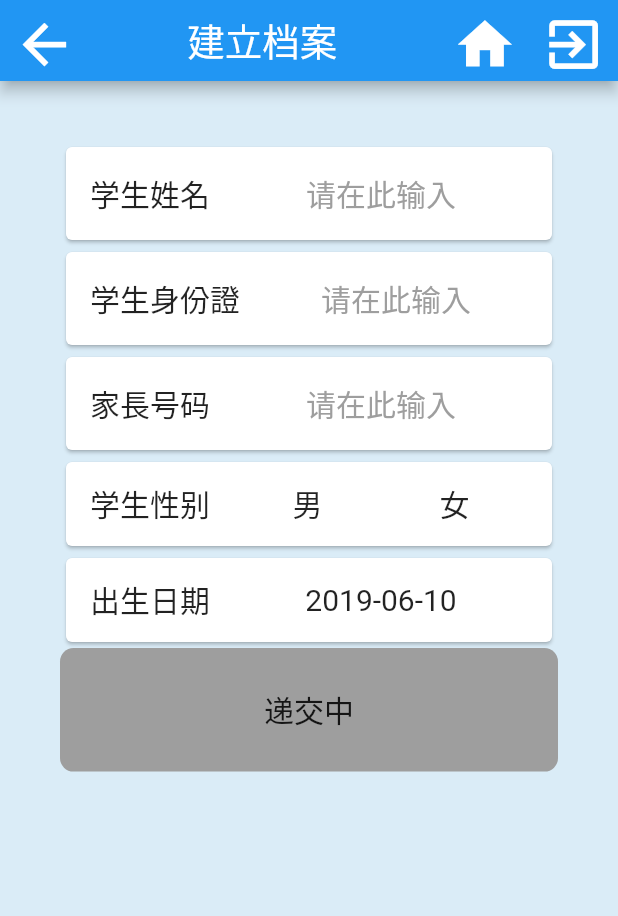
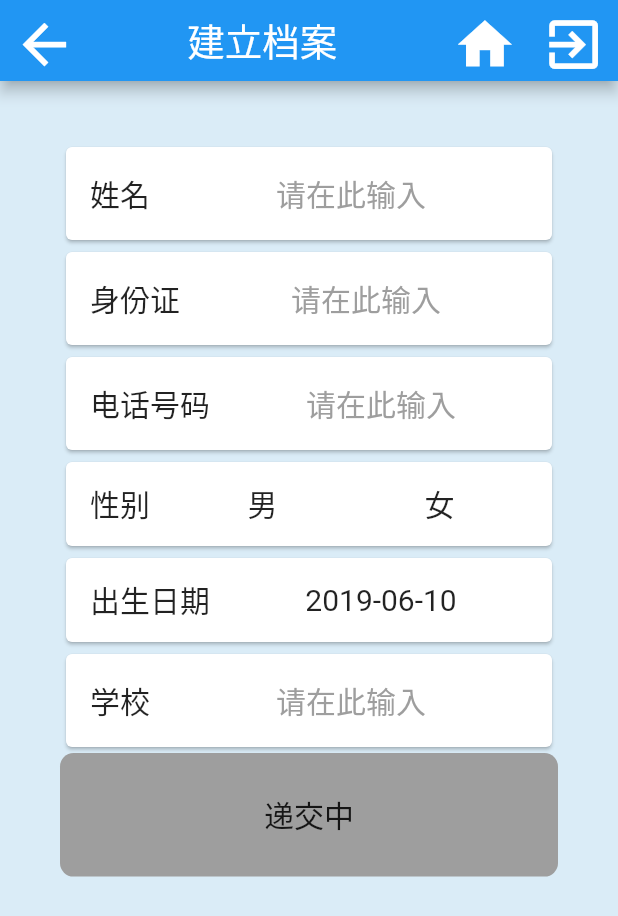
Before and after one commit to BoscoTin/Sight-app, a Flutter app: the Register screen opened by its route, after a tap on "确认", on a phone screen of 412 x 824 dp. Shown: the top 916 px of the screen. Run offline on Flutter 3.47's test engine with Material 2 defaults, Android fonts, the phone set to English and light mode, and no system bars; network calls fail.

Commit message:
Wait for test in new schema sight server

```diff
--- a/lib/Model/CheckInfo.dart
+++ b/lib/Model/CheckInfo.dart
@@ -3,11 +3,11 @@ import 'dart:async';
 import 'dart:convert';
 import 'package:myapp/Utilities/Constant.dart';
 
-Future<CheckInfo> getCheckInfo(bool isLeft, String patientName, String dateOfBirth) async{
+Future<CheckInfo> getCheckInfo(bool isLeft, String patientID) async{
 
   try {
     final response = await http.get(
-        '${Constants.URL_RECORD}?patientName=${patientName}&patientBirth=${dateOfBirth}',
+        '${Constants.URL_RECORD}?patientIDCard=${patientID}',
         headers: {"Accept": "application/json"});
 
     if (response.statusCode == 200) {
--- a/lib/Model/PatientInfo.dart
+++ b/lib/Model/PatientInfo.dart
@@ -4,10 +4,10 @@ import 'dart:convert';
 import 'package:myapp/Utilities/Constant.dart';
 
 Future<PatientInfo> createPatientInfo(Map body) async{
-  print(body);
-
   try{
     return http.post(Constants.URL_STU, body: body).then((http.Response response){
+      print(json.decode(response.body));
+
       final int statusCode = response.statusCode;
 
       if (statusCode < 200 || statusCode >= 400 || json == null){
@@ -23,31 +23,34 @@ Future<PatientInfo> createPatientInfo(Map body) async{
 }
 
 class PatientInfo{
-  final String studentName;
-  final String parentNumber;
-  final String studentSex;
-  final String studentBirth;
-  final String studentIDCard;
+  final String name;
+  final String phoneNumber;
+  final String sex;
+  final String birth;
+  final String id;
+  final String school;
 
-  PatientInfo({this.studentName, this.studentIDCard, this.parentNumber, this.studentBirth, this.studentSex});
+  PatientInfo({this.name, this.phoneNumber, this.sex, this.birth, this.id, this.school});
 
   factory PatientInfo.fromJson(Map<String, dynamic> json){
     return PatientInfo(
-        studentName: json['studentName'],
-        studentBirth: json['studentBirth'],
-        parentNumber: json['parentsNumber'],
-        studentSex: json['studentSex'],
-        studentIDCard: json['studentIDCard']
+        name: json['studentName'],
+        birth: json['studentBirth'],
+        phoneNumber: json['parentsNumber'],
+        sex: json['studentSex'],
+        id: json['studentIDCard'],
+        school: json['studentSchool']
     );
   }
 
   Map toMap(){
     var map = new Map<String, dynamic>();
-    map['studentName'] = studentName;
-    map['parentsNumber'] = parentNumber;
-    map['studentBirth'] = studentBirth;
-    map['studentSex'] = studentSex;
-    map['studentIDCard'] = studentIDCard;
+    map['studentName'] = name;
+    map['parentsNumber'] = phoneNumber;
+    map['studentBirth'] = birth;
+    map['studentSex'] = sex;
+    map['studentIDCard'] = id;
+    map['studentSchool'] = school;
 
     return map;
   }
@@ -69,13 +72,17 @@ Future<PatientID> createPatientID(Map body) async{
 class PatientID{
   final String patientName;
   final String patientBirth;
+  final String patientID;
+  final String patientSchool;
 
-  PatientID({this.patientName, this.patientBirth});
+  PatientID({this.patientName, this.patientBirth, this.patientID, this.patientSchool});
 
   factory PatientID.fromJson(Map<String, dynamic> json){
     return PatientID(
         patientName: json['patientName'],
-        patientBirth: json['patientBirth']
+        patientBirth: json['patientBirth'],
+        patientID: json['patientIDCard'],
+        patientSchool: json['patientSchool']
     );
   }
 
@@ -83,6 +90,8 @@ class PatientID{
     var map = new Map<String, dynamic>();
     map['patientName'] = patientName;
     map['patientBirth'] = patientBirth;
+    map['patientID'] = patientID;
+    map['patientSchool'] = patientSchool;
 
     return map;
   }
--- a/lib/Model/SlitExtraInfo.dart
+++ b/lib/Model/SlitExtraInfo.dart
@@ -3,9 +3,9 @@ import 'dart:async';
 import 'dart:convert';
 import 'package:myapp/Utilities/Constant.dart';
 
-Future<SlitExtraInfo> getSlitExtraInfo(String patientName, String dateOfBirth) async{
+Future<SlitExtraInfo> getSlitExtraInfo(String patientID) async{
   try{
-    final response = await http.get('${Constants.URL_RECORD}?patientName=${patientName}&patientBirth=${dateOfBirth}', headers: {"Accept": "application/json"});
+    final response = await http.get('${Constants.URL_RECORD}?patientIDCard=${patientID}', headers: {"Accept": "application/json"});
 
     if (response.statusCode == 200) {
       return SlitExtraInfo.fromJson(json.decode(response.body));
--- a/lib/Utilities/Functions.dart
+++ b/lib/Utilities/Functions.dart
@@ -96,17 +96,17 @@ class Functions{
               Navigator.of(context).pop(['true', infos[i].number]);
             },
             child: ListTile(
-              leading: Text(infos[i].number,
+              leading: Text(infos[i].name,
                 style: TextStyle(
                     fontSize: Constants.normalFontSize
                 ),
               ),
-              title: Text(infos[i].name,
+              title: Text(infos[i].birth,
                 style: TextStyle(
                     fontSize: Constants.normalFontSize
                 ),
               ),
-              subtitle: Text(infos[i].sex + ' ' + infos[i].birth,
+              subtitle: Text(infos[i].sex + ' ' + Strings.phoneNumber + ': ' + infos[i].number,
                 style: TextStyle(
                     fontSize: Constants.normalFontSize - 5
                 ),
--- a/lib/Utilities/bottomForTestPages.dart
+++ b/lib/Utilities/bottomForTestPages.dart
@@ -31,7 +31,7 @@ class CustomBottomArea extends StatelessWidget implements PreferredSizeWidget{
                   borderRadius: BorderRadius.circular(Constants.boxBorderRadius)
               ),
 
-              child: Text(Strings.studentBirth + ': ' + dateOfBirth,
+              child: Text(Strings.dateOfBirth + ': ' + dateOfBirth,
                 style: TextStyle(
                   fontSize: Constants.appBarBottomFontSize,
                 ),
--- a/lib/Utilities/string.dart
+++ b/lib/Utilities/string.dart
@@ -103,11 +103,12 @@ class Strings{
   static const String noNeed = '不需要';
 
   // For patient data
-  static const String studentName = '学生姓名';
-  static const String parentNumber = '家長号码';
-  static const String studentSex = '学生性别';
-  static const String studentBirth = '出生日期';
-  static const String studentIDCard = '学生身份證';
+  static const String name = '姓名';
+  static const String phoneNumber = '电话号码';
+  static const String sex = '性别';
+  static const String dateOfBirth = '出生日期';
+  static const String IDCard = '身份证';
+  static const String school = '学校';
 
   static const String male = '男';
   static const String female = '女';
--- a/lib/testPages/Register.dart
+++ b/lib/testPages/Register.dart
@@ -21,12 +21,13 @@ class Register extends StatefulWidget{
 
 class _RegisterState extends State<Register>{
   // textfield controllers
-  TextEditingController studentNameController;
-  TextEditingController studentIDController;
-  TextEditingController parentNumberController;
+  TextEditingController nameController;
+  TextEditingController idController;
+  TextEditingController phoneNumberController;
+  TextEditingController schoolController;
 
-  String studentSex;
-  DateTime studentDateOfBirth;
+  String sex;
+  DateTime dateOfBirth;
 
   /// define back press action
   Future<bool> Function(BuildContext) backPressed = (BuildContext context) => Functions.onBackPressedAlert(
@@ -39,11 +40,12 @@ class _RegisterState extends State<Register>{
   @override
   void initState(){
     super.initState();
-    studentNameController = new TextEditingController();
-    studentIDController = new TextEditingController();
-    parentNumberController = new TextEditingController();
-    studentSex = "";
-    studentDateOfBirth = new DateTime.now();
+    nameController = new TextEditingController();
+    idController = new TextEditingController();
+    phoneNumberController = new TextEditingController();
+    sex = '';
+    schoolController = new TextEditingController();
+    dateOfBirth = new DateTime.now();
   }
 
   @override
@@ -72,11 +74,11 @@ class _RegisterState extends State<Register>{
             body: ListView(
               padding: const EdgeInsets.only(left: 40.0, right: 40.0, top: 40.0, bottom: 40.0),
               children: <Widget>[
-                /// student name tile
+                /// name tile
                 Card(
                   color: Theme.of(context).disabledColor,
                   child: ListTile(
-                    leading: Text( Strings.studentName,
+                    leading: Text( Strings.name,
                       style: TextStyle(
                           fontSize: Constants.normalFontSize
                       ),
@@ -89,7 +91,7 @@ class _RegisterState extends State<Register>{
                           color: Theme.of(context).buttonColor
                         )
                       ),
-                      controller: studentNameController,
+                      controller: nameController,
                       // Set the keyboard
                       keyboardType: TextInputType.text,
                       textAlign: TextAlign.center,
@@ -99,11 +101,11 @@ class _RegisterState extends State<Register>{
                   ),
                 ),
 
-                /// student ID card number tile
+                /// ID card number tile
                 Card(
                   color: Theme.of(context).disabledColor,
                   child: ListTile(
-                    leading: Text( Strings.studentIDCard,
+                    leading: Text( Strings.IDCard,
                       style: TextStyle(
                           fontSize: Constants.normalFontSize
                       ),
@@ -116,7 +118,7 @@ class _RegisterState extends State<Register>{
                               color: Theme.of(context).buttonColor
                           )
                       ),
-                      controller: studentIDController,
+                      controller: idController,
                       // Set the keyboard
                       keyboardType: TextInputType.text,
                       textAlign: TextAlign.center,
@@ -127,11 +129,11 @@ class _RegisterState extends State<Register>{
                   ),
                 ),
 
-                /// student parent number tile
+                /// phone number tile
                 Card(
                   color: Theme.of(context).disabledColor,
                   child: ListTile(
-                    leading: Text( Strings.parentNumber,
+                    leading: Text( Strings.phoneNumber,
                       style: TextStyle(
                           fontSize: Constants.normalFontSize
                       ),
@@ -144,7 +146,7 @@ class _RegisterState extends State<Register>{
                               color: Theme.of(context).buttonColor
                           )
                       ),
-                      controller: parentNumberController,
+                      controller: phoneNumberController,
                       // Set the keyboard
                       keyboardType: TextInputType.text,
                       textAlign: TextAlign.center,
@@ -159,7 +161,7 @@ class _RegisterState extends State<Register>{
                 Card(
                   color: Theme.of(context).disabledColor,
                   child: ListTile(
-                    leading: Text( Strings.studentSex,
+                    leading: Text( Strings.sex,
                       style: TextStyle(
                           fontSize: Constants.normalFontSize
                       ),
@@ -173,16 +175,16 @@ class _RegisterState extends State<Register>{
                           Expanded(
                             child: GestureDetector(
                               onTap: (){
-                                if(studentSex == Strings.male){
-                                  studentSex = "";
+                                if(sex == Strings.male){
+                                  sex = "";
                                 }
-                                else studentSex = Strings.male;
+                                else sex = Strings.male;
 
                                 setState(() {});
                               },
                               child: Container(
                                 decoration: BoxDecoration(
-                                  color: (studentSex == Strings.male) ? Theme.of(context).hintColor: Theme.of(context).disabledColor,
+                                  color: (sex == Strings.male) ? Theme.of(context).hintColor: Theme.of(context).disabledColor,
                                 ),
                                 child: Center(child: Text(Strings.male,
                                   style: TextStyle(fontSize: Constants.normalFontSize),
@@ -195,16 +197,16 @@ class _RegisterState extends State<Register>{
                           Expanded(
                             child: GestureDetector(
                               onTap: (){
-                                if(studentSex == Strings.female){
-                                  studentSex = "";
+                                if(sex == Strings.female){
+                                  sex = "";
                                 }
-                                else studentSex = Strings.female;
+                                else sex = Strings.female;
 
                                 setState(() {});
                               },
                               child: Container(
                                 decoration: BoxDecoration(
-                                  color: (studentSex == Strings.female) ? Theme.of(context).hintColor: Theme.of(context).disabledColor,
+                                  color: (sex == Strings.female) ? Theme.of(context).hintColor: Theme.of(context).disabledColor,
                                 ),
 
                                 child:  Center(child: Text(Strings.female,
@@ -224,7 +226,7 @@ class _RegisterState extends State<Register>{
                 Card(
                   color: Theme.of(context).disabledColor,
                   child: ListTile(
-                    leading: Text( Strings.studentBirth,
+                    leading: Text( Strings.dateOfBirth,
                       style: TextStyle(
                           fontSize: Constants.normalFontSize
                       ),
@@ -232,11 +234,38 @@ class _RegisterState extends State<Register>{
 
                     title: GestureDetector(
                       child: Text(
-                        DateFormat('yyyy-MM-dd').format(studentDateOfBirth),
+                        DateFormat('yyyy-MM-dd').format(dateOfBirth),
                         textAlign: TextAlign.center,
                         style: TextStyle(fontSize: Constants.normalFontSize),
                       ),
                       onTap: () => _selectDate(context),
+                    ),
+                  ),
+                ),
+
+                /// Textfield for school info
+                Card(
+                  color: Theme.of(context).disabledColor,
+                  child: ListTile(
+                    leading: Text( Strings.school,
+                      style: TextStyle(
+                          fontSize: Constants.normalFontSize
+                      ),
+                    ),
+                    title: TextField(
+                      decoration: InputDecoration(
+                          border: InputBorder.none,
+                          hintText: Strings.typeHere,
+                          hintStyle: TextStyle(
+                              color: Theme.of(context).buttonColor
+                          )
+                      ),
+                      controller: schoolController,
+                      // Set the keyboard
+                      keyboardType: TextInputType.text,
+                      textAlign: TextAlign.center,
+                      maxLines: 1,
+                      style: TextStyle(fontSize: Constants.normalFontSize),
                     ),
                   ),
                 ),
@@ -268,19 +297,22 @@ class _RegisterState extends State<Register>{
                       widget.progress = Strings.submitting;
                     });
                     PatientInfo newPatientInfo = new PatientInfo(
-                        studentName: studentNameController.text,
-                        studentIDCard: studentIDController.text,
-                        parentNumber: parentNumberController.text,
-                        studentBirth: DateFormat('yyyy.MM.dd').format(studentDateOfBirth),
-                        studentSex: studentSex
+                        name: nameController.text,
+                        id: idController.text,
+                        phoneNumber: phoneNumberController.text,
+                        birth: DateFormat('yyyy.MM.dd').format(dateOfBirth),
+                        sex: sex,
+                        school: schoolController.text
                     );
                     PatientInfo patientinfo = await createPatientInfo(newPatientInfo.toMap()).timeout(const Duration(seconds: 10), onTimeout: (){ return null; });
 
                     if(patientinfo != null){
                       // Write to check-record database
                       PatientID newPatientID = new PatientID(
-                          patientName: studentNameController.text,
-                          patientBirth: DateFormat('yyyy.MM.dd').format(studentDateOfBirth),
+                          patientName: nameController.text,
+                          patientBirth: DateFormat('yyyy.MM.dd').format(dateOfBirth),
+                          patientID: patientinfo.id,
+                          patientSchool: patientinfo.school
                       );
                       PatientID patientid = await createPatientID(newPatientID.toMap()).timeout(const Duration(seconds: 10), onTimeout: (){ return null; });
 
@@ -298,10 +330,10 @@ class _RegisterState extends State<Register>{
 
                     // clear screen and restore to default
                     setState(() {
-                      //studentIDController.text = '';
-                      //studentNameController.text = '';
-                      //studentSex = '';
-                      //studentDateOfBirth = DateTime.now();
+                      idController.text = '';
+                      nameController.text = '';
+                      sex = '';
+                      phoneNumberController.text = '';
                       widget.progress = Strings.confirm;
                     });
                   },
@@ -319,14 +351,14 @@ class _RegisterState extends State<Register>{
   Future<Null> _selectDate(BuildContext context) async{
     final DateTime _picked = await showDatePicker(
         context: context,
-        initialDate: studentDateOfBirth,
+        initialDate: dateOfBirth,
         firstDate: new DateTime(1900),
         lastDate: DateTime.now()
     );
 
     if(_picked != null) {
       setState(() {
-        studentDateOfBirth = _picked;
+        dateOfBirth = _picked;
       });
     }
   }
--- a/lib/testPages/SlitLamp.dart
+++ b/lib/testPages/SlitLamp.dart
@@ -248,7 +248,7 @@ class _SlitLampState extends State<SlitLamp> with SingleTickerProviderStateMixin
                 slit_exchange: getData(Strings.slit_exchange),
                 slit_eyeballshivering: getData(Strings.slit_eyeballshivering)
             );
-            SlitlampTest newData = await createSlitLampTest(widget.patientName, widget.dateOfBirth, newslitlampTest.toMap()).timeout(const Duration(seconds: 10), onTimeout: (){ return null; });
+            SlitlampTest newData = await createSlitLampTest(widget.profileID, newslitlampTest.toMap()).timeout(const Duration(seconds: 10), onTimeout: (){ return null; });
 
             if(newData == null){
               /// CANNOT SUBMIT, SHOW ALERT AND CALL USER TO TRY AGAIN
--- a/lib/testPages/VisionOptometry.dart
+++ b/lib/testPages/VisionOptometry.dart
@@ -214,7 +214,7 @@ class _VisionOptometryState extends State<VisionOptometry>{
                   right_vision_bestEyeSight: rightFieldControllers[Strings.vision_bestEyeSight].text
               );
               // Call the API
-              VisionTest newData = await createVisionTest(widget.patientName, widget.dateOfBirth, body: newVisionTest.toMap()).timeout(const Duration(seconds: 10), onTimeout: (){ return null; });
+              VisionTest newData = await createVisionTest(widget.profileID, body: newVisionTest.toMap()).timeout(const Duration(seconds: 10), onTimeout: (){ return null; });
 
               if(newData != null) {
                 // show the following alert when the data is successfully submitted to the server
@@ -239,7 +239,7 @@ class _VisionOptometryState extends State<VisionOptometry>{
                 right_opto_astigmatism: rightFieldControllers[Strings.opto_astigmatism].text,
                 right_opto_astigmatismaxis: rightFieldControllers[Strings.opto_astigmatismaxis].text,
               );
-              OptTest newData = await createOptTest(widget.patientName, widget.dateOfBirth, newOptTest.toMap()).timeout(const Duration(seconds: 10), onTimeout: (){ return null; });
+              OptTest newData = await createOptTest(widget.profileID, newOptTest.toMap()).timeout(const Duration(seconds: 10), onTimeout: (){ return null; });
 
               if(newData != null) {
                 // show the following alert when the data is successfully submitted to the server
```
Also changed, not shown: lib/Model/ConsultRecord.dart (+4 -4 lines), lib/Model/OptTest.dart (+7 -5 lines), lib/Model/SlitLampTest.dart (+6 -3 lines), lib/Model/VisionTest.dart (+4 -6 lines), lib/Model/basicInfo.dart (+23 -13 lines), lib/PatientData.dart (+13 -15 lines), lib/UserSearch.dart (+36 -3 lines), lib/testPages/Consultation.dart (+4 -5 lines).
